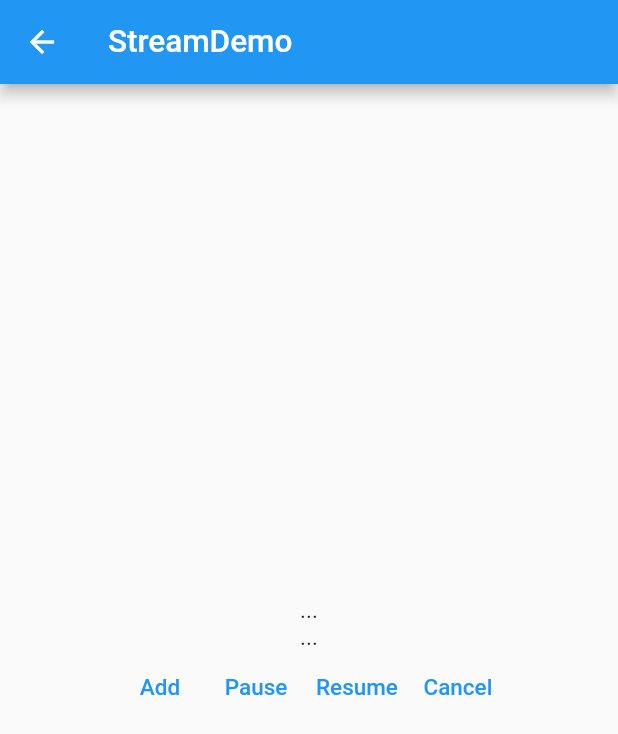
After one commit to xiongtao63/learn_flutter_second, a Flutter app: the StreamDemo screen opened by its route, on a phone screen of 412 x 824 dp. The commit adds this screen. Shown: the top 734 px of the screen. Run offline on Flutter 3.47's test engine with Material 2 defaults, Android fonts, the phone set to English and light mode, and no system bars; our stand-ins replace rxdart.

Commit message:
stream state rxdart...

```diff
--- /dev/null
+++ b/lib/demo/stream_demo.dart
@@ -0,0 +1,146 @@
+import 'dart:async';
+
+import 'package:flutter/material.dart';
+
+class StreamDemo extends StatefulWidget {
+  const StreamDemo({Key? key}) : super(key: key);
+
+  @override
+  _StreamDemoState createState() => _StreamDemoState();
+}
+
+class _StreamDemoState extends State<StreamDemo> {
+  @override
+  Widget build(BuildContext context) {
+    return Scaffold(
+      appBar: AppBar(
+        title: const Text("StreamDemo"),
+      ),
+      body: StreamDemoHome(),
+    );
+  }
+}
+
+class StreamDemoHome extends StatefulWidget {
+  const StreamDemoHome({Key? key}) : super(key: key);
+
+  @override
+  _StreamDemoHomeState createState() => _StreamDemoHomeState();
+}
+
+class _StreamDemoHomeState extends State<StreamDemoHome> {
+  late StreamSubscription _streamSubscription;
+  late StreamController<String> _streamDemo;
+  late StreamSink _sinkDemo;
+  String _data = '...';
+
+  @override
+  void initState() {
+    super.initState();
+    print('Create a stream.');
+    _streamDemo = StreamController.broadcast();
+    _sinkDemo = _streamDemo.sink;
+
+    print('Start listening on a stream.');
+    _streamSubscription =
+        _streamDemo.stream.listen(onData, onError: onError, onDone: onDone);
+
+    _streamDemo.stream.listen(onDataTwo, onError: onError, onDone: onDone);
+    print('Initialize completed.');
+  }
+
+  @override
+  void dispose() {
+    _streamDemo.close();
+    super.dispose();
+
+  }
+
+  void onDone() {
+    print('Done!');
+  }
+
+  void onError(error) {
+    print('Error: $error');
+  }
+
+  void onData(String data) {
+    setState(() {
+      _data = data;
+    });
+    print('$data');
+  }
+
+  void onDataTwo(String data) {
+    print('onDataTwo: $data');
+  }
+
+  void _pauseStream() {
+    print('Pause subscription');
+    _streamSubscription.pause();
+  }
+
+  void _resumeStream() {
+    print('Resume subscription');
+    _streamSubscription.resume();
+  }
+
+  void _cancelStream() {
+    print('Cancel subscription');
+    _streamSubscription.cancel();
+  }
+
+  _addDataToStream() async {
+    print('Add data to stream.');
+
+    String data = await fetchData();
+    // _streamDemo.add(data);
+    _sinkDemo.add(data);
+  }
+
+  Future<String> fetchData() async {
+    await Future.delayed(Duration(seconds: 5));
+    return "hello---";
+  }
+
+  @override
+  Widget build(BuildContext context) {
+    return Container(
+      child: Center(
+        child: Column(
+          mainAxisAlignment: MainAxisAlignment.center,
+          children: [
+            Text(_data),
+            StreamBuilder(
+                stream: _streamDemo.stream,
+                initialData: "...",
+                builder: (context, snapshot) {
+                  return Text("${snapshot.data}");
+                }),
+            Row(
+              mainAxisAlignment: MainAxisAlignment.center,
+              children: [
+                TextButton(
+                  onPressed: _addDataToStream,
+                  child: Text('Add'),
+                ),
+                TextButton(
+                  onPressed: _pauseStream,
+                  child: Text('Pause'),
+                ),
+                TextButton(
+                  onPressed: _resumeStream,
+                  child: Text('Resume'),
+                ),
+                TextButton(
+                  onPressed: _cancelStream,
+                  child: Text('Cancel'),
+                ),
+              ],
+            )
+          ],
+        ),
+      ),
+    );
+  }
+}
--- a/lib/routes/routes.dart
+++ b/lib/routes/routes.dart
@@ -14,6 +14,7 @@ import 'package:learn_flutter_second/demo/richtext_demo.dart';
 import 'package:learn_flutter_second/demo/simple_dialog_demo.dart';
 import 'package:learn_flutter_second/demo/slider_demo.dart';
 import 'package:learn_flutter_second/demo/snack_bar_demo.dart';
+import 'package:learn_flutter_second/demo/state_manager_demo.dart';
 import 'package:learn_flutter_second/demo/stepper_demo.dart';
 import 'package:learn_flutter_second/demo/switch_demo.dart';
 import 'package:learn_flutter_second/demo/view_demo.dart';
@@ -29,7 +30,9 @@ import '../demo/listview_demo.dart';
 import '../demo/localizations_demo.dart';
 import '../demo/pop_menu_button_demo.dart';
 import '../demo/radio_demo.dart';
+import '../demo/rxdart_demo.dart';
 import '../demo/sliver_demo.dart';
+import '../demo/stream_demo.dart';
 import '../demo/text_field_demo.dart';
 import '../drawer/drawer_demo.dart';
 import '../tabbar/tab_bar.dart';
@@ -70,4 +73,7 @@ var routes = {
   "/http": (context) => HttpDemo(),
   "/http": (context) => HttpDemo(),
   "/locale": (context) => I18nDemo(),
+  "/rxdart": (context) => RxDartDemo(),
+  "/state": (context) => StateManagementDemo(),
+  "/stream": (context) => StreamDemo(),
 };
```
Also changed, not shown: lib/demo/rxdart_demo.dart (added, +87 -0 lines), lib/demo/state_manager_demo.dart (added, +61 -0 lines), lib/demo/test_demo.dart (added, +49 -0 lines), lib/main.dart (+7 -2 lines), pubspec.yaml (+7 -3 lines), pubspec.lock, 1 other file.
